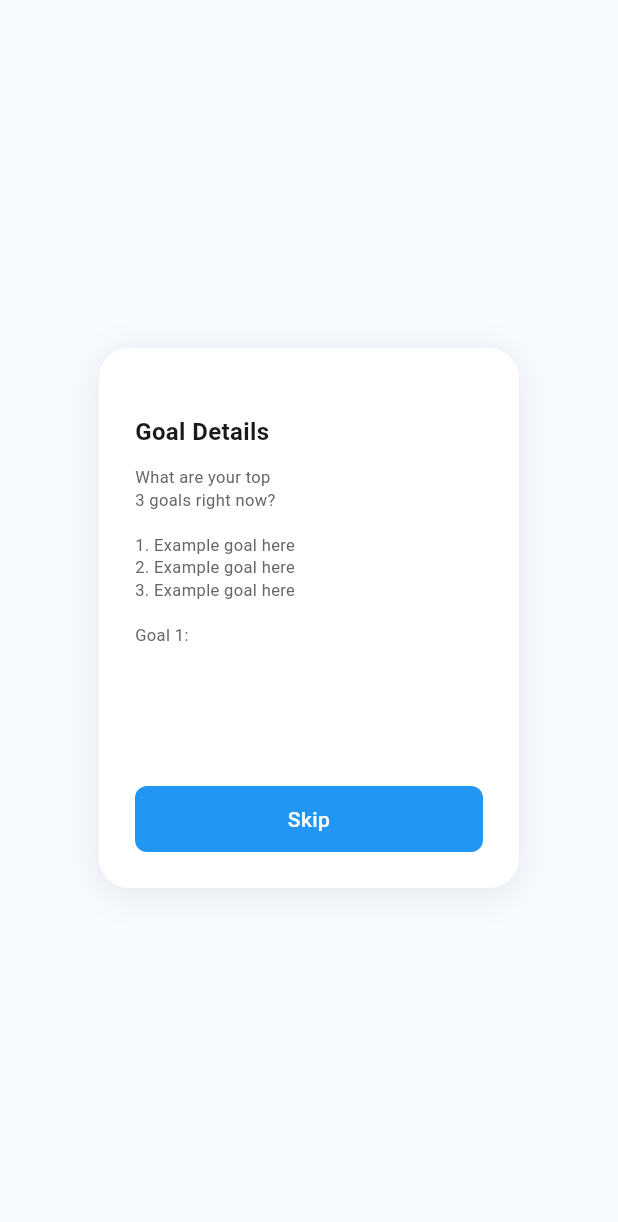
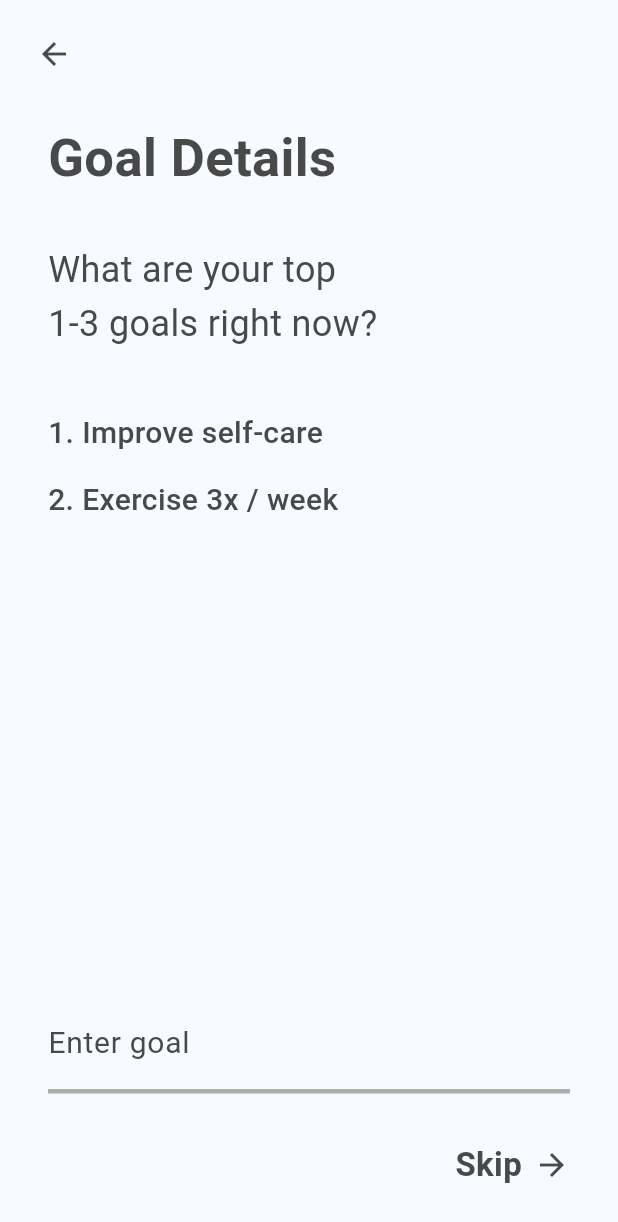
Before and after one commit to juliexie2007/claire.ai.android, a Flutter app: the GoalDetailsScreen screen opened by its route, on a phone screen of 412 x 824 dp. Shown: the top 1222 px of the screen. Run offline on Flutter 3.47's test engine with Material 3 defaults, Android fonts, the phone set to English and light mode, and no system bars; our stand-ins replace google_fonts; missing offline and left inert: vosk_flutter_2; Roboto replaces fonts that are missing (SF Pro Display).

Commit message:
made some changes in the screens layout and content

```diff
--- a/lib/screens/goal_details_screen.dart
+++ b/lib/screens/goal_details_screen.dart
@@ -8,75 +8,118 @@ class GoalDetailsScreen extends StatefulWidget {
 }
 
 class _GoalDetailsScreenState extends State<GoalDetailsScreen> {
+  final TextEditingController _goalController = TextEditingController();
+
+  @override
+  void dispose() {
+    _goalController.dispose();
+    super.dispose();
+  }
+
   @override
   Widget build(BuildContext context) {
     return Scaffold(
       backgroundColor: const Color(0xFFF7FAFF),
-      body: Center( // CENTER THE CARD
-        child: Container(
-          width: 280,
-          height: 360,
-          margin: EdgeInsets.all(20),
-          decoration: BoxDecoration(
-            color: Colors.white,
-            borderRadius: BorderRadius.circular(20),
-            boxShadow: [
-              BoxShadow(
-                color: Colors.black.withOpacity(0.08),
-                blurRadius: 20,
-                offset: Offset(0, 4),
-              ),
-            ],
-          ),
-          child: Padding(
-            padding: EdgeInsets.all(24),
+      body: SafeArea(
         child: Column(
           crossAxisAlignment: CrossAxisAlignment.start,
           children: [
-                SizedBox(height: 20),
+            // Back arrow
+            Padding(
+              padding: EdgeInsets.only(left: 16, top: 16),
+              child: GestureDetector(
+                onTap: () => Navigator.pop(context),
+                child: Container(
+                  padding: EdgeInsets.all(8),
+                  child: Icon(
+                    Icons.arrow_back,
+                    color: Color(0xFF4A4949),
+                    size: 24,
+                  ),
+                ),
+              ),
+            ),
+
+            // Content with side padding
+            Expanded(
+              child: Padding(
+                padding: EdgeInsets.symmetric(horizontal: 32),
+                child: Column(
+                  crossAxisAlignment: CrossAxisAlignment.start,
+                  children: [
+                    SizedBox(height: 24),
 
                     // Title
                     Text(
                       "Goal Details",
                       style: TextStyle(
-                    fontSize: 16,
+                        fontSize: 35,
                         fontWeight: FontWeight.w600,
-                    color: Color(0xFF1A1A1A),
+                        color: Color(0xFF4A4949),
                       ),
                     ),
 
-                SizedBox(height: 12),
+                    SizedBox(height: 32),
 
-                // Subtitle
+                    // Subtitle question
                     Text(
-                  "What are your top\n3 goals right now?\n\n1. Example goal here\n2. Example goal here\n3. Example goal here\n\nGoal 1:",
+                      "What are your top\n1-3 goals right now?",
                       style: TextStyle(
-                    fontSize: 11,
-                    color: Color(0xFF666666),
-                    height: 1.4,
+                        fontSize: 24,
+                        color: Color(0xFF4A4949),
+                        height: 1.5,
+                      ),
+                    ),
+
+                    SizedBox(height: 40),
+
+                    // Goal examples
+                    Text(
+                      "1. Improve self-care",
+                      style: TextStyle(
+                        fontSize: 20,
+                        color: Color(0xFF4A4949),
+                        fontWeight: FontWeight.w500,
+                      ),
+                    ),
+
+                    SizedBox(height: 16),
+
+                    Text(
+                      "2. Exercise 3x / week",
+                      style: TextStyle(
+                        fontSize: 20,
+                        color: Color(0xFF4A4949),
+                        fontWeight: FontWeight.w500,
                       ),
                     ),
 
                     Spacer(),
 
-                // Skip button
-                GestureDetector(
-                  onTap: () => Navigator.pushNamed(context, '/recorder'),
-                  child: Container(
-                    width: double.infinity,
-                    padding: EdgeInsets.symmetric(vertical: 12),
+                    // Input field
+                    Container(
                       decoration: BoxDecoration(
-                      color: Color(0xFF2196F3),
-                      borderRadius: BorderRadius.circular(8),
+                        border: Border(
+                          bottom: BorderSide(
+                            color: Color(0xFFADADAD),
+                            width: 3,
                           ),
-                    child: Text(
-                      'Skip',
-                      textAlign: TextAlign.center,
+                        ),
+                      ),
+                      child: TextField(
+                        controller: _goalController,
+                        decoration: InputDecoration(
+                          hintText: "Enter goal",
+                          hintStyle: TextStyle(
+                            fontSize: 20,
+                            color: Color(0xFF4A4949),
+                          ),
+                          border: InputBorder.none,
+                          contentPadding: EdgeInsets.symmetric(vertical: 16),
+                        ),
                         style: TextStyle(
-                        fontSize: 14,
-                        fontWeight: FontWeight.w500,
-                        color: Colors.white,
-                      ),
+                          fontSize: 16,
+                          color: Color(0xFF333333),
                         ),
                       ),
                     ),
@@ -84,6 +127,37 @@ class _GoalDetailsScreenState extends State<GoalDetailsScreen> {
                 ),
               ),
             ),
+
+            SizedBox(height: 32),
+
+            // Skip button
+            Padding(
+              padding: EdgeInsets.fromLTRB(32, 0, 32, 32),
+              child: GestureDetector(
+                onTap: () => Navigator.pushNamed(context, '/recorder'),
+                child: Row(
+                  mainAxisAlignment: MainAxisAlignment.end,
+                  children: [
+                    Text(
+                      'Skip',
+                      style: TextStyle(
+                        fontSize: 22,
+                        fontWeight: FontWeight.w600,
+                        color: Color(0xFF4A4949),
+                      ),
+                    ),
+                    SizedBox(width: 8),
+                    Icon(
+                      Icons.arrow_forward,
+                      size: 24,
+                      color: Color(0xFF4A4949),
+                    ),
+                  ],
+                ),
+              ),
+            ),
+          ],
+        ),
       ),
     );
   }
--- a/pubspec.yaml
+++ b/pubspec.yaml
@@ -55,6 +55,7 @@ dev_dependencies:
   # package. See that file for information about deactivating specific lint
   # rules and activating additional ones.
   flutter_lints: ^6.0.0
+  change_app_package_name: ^1.1.0
 
 # For information on the generic Dart part of this file, see the
 # following page: https://dart.dev/tools/pub/pubspec
```
Also changed, not shown: lib/screens/create_account_screen.dart (+10 -10 lines), lib/screens/personalized_dashboard_screen.dart (+12 -12 lines), pubspec.lock, 15 other files. Lines whose indentation alone changed are shown as unchanged.
